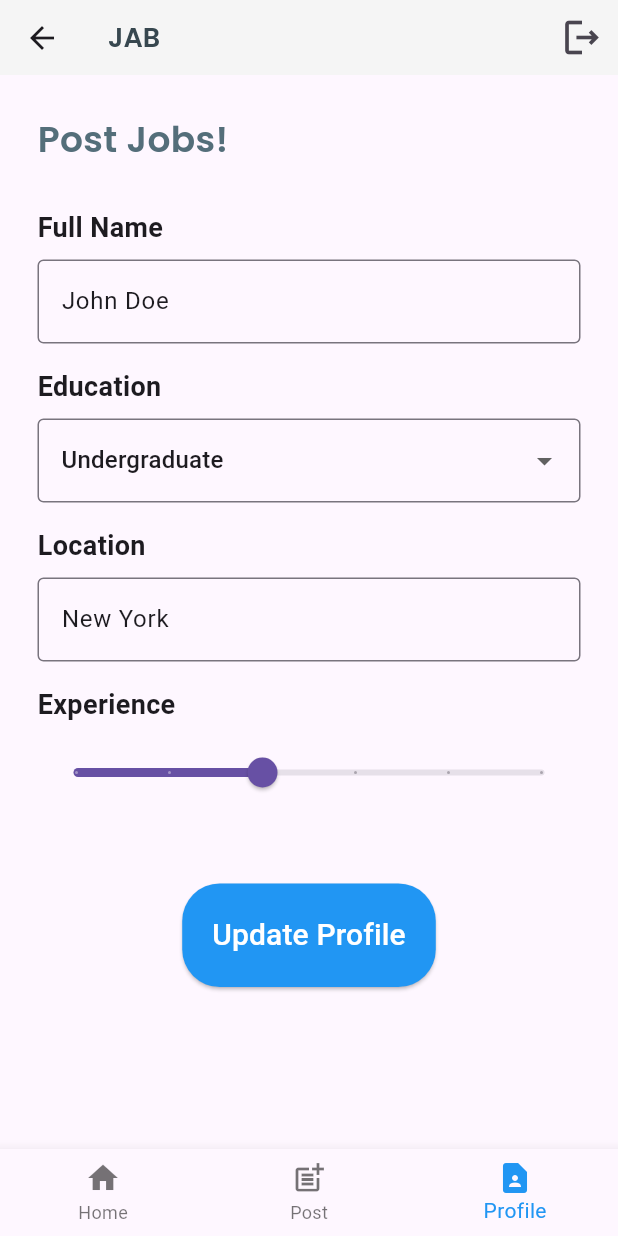
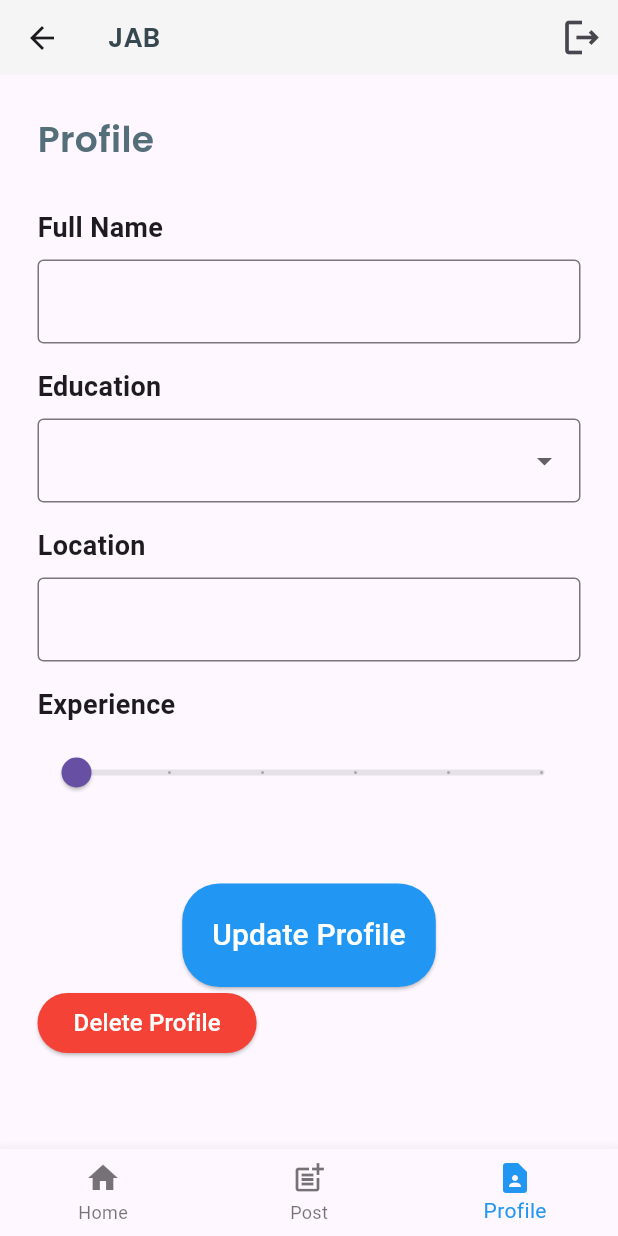
Before and after one commit to ChernetAsmamaw/Job_app_mod, a Flutter app: the PostPage screen opened directly, item 3 of the bottom bar chosen, after a tap on "Update Profile", on a phone screen of 412 x 824 dp. Run offline on Flutter 3.47's test engine with Material 3 defaults, Android fonts, the phone set to English and light mode, and no system bars; our stand-ins replace cloud_firestore, firebase_auth, firebase_core, google_sign_in; accounts and stored records are empty.

Commit message:
Add more crud implementation

```diff
--- /dev/null
+++ b/lib/models/profile.dart
@@ -0,0 +1,34 @@
+class UserProfile {
+  String? id;
+  String fullName;
+  String education;
+  String location;
+  int experience;
+
+  UserProfile({
+    this.id,
+    required this.fullName,
+    required this.education,
+    required this.location,
+    required this.experience,
+  });
+
+  Map<String, dynamic> toJson() {
+    return {
+      'fullName': fullName,
+      'education': education,
+      'location': location,
+      'experience': experience,
+    };
+  }
+
+  factory UserProfile.fromJson(Map<String, dynamic> json) {
+    return UserProfile(
+      id: json['id'],
+      fullName: json['fullName'],
+      education: json['education'],
+      location: json['location'],
+      experience: json['experience'],
+    );
+  }
+}
--- a/lib/pages/post_page.dart
+++ b/lib/pages/post_page.dart
@@ -43,7 +43,7 @@ class _PostPageState extends State<PostPage> {
       imageUrl: _imageUrlController.text,
       id: '',
     );
-    await FirebaseFirestore.instance.collection('posts').add(post.toMap());
+    await FirebaseFirestore.instance.collection('jobs').add(post.toMap());
     _formKey.currentState?.reset();
   }
 
--- a/lib/pages/profile_page.dart
+++ b/lib/pages/profile_page.dart
@@ -1,5 +1,8 @@
 import 'package:flutter/material.dart';
 import 'package:firebase_auth/firebase_auth.dart';
+import 'package:cloud_firestore/cloud_firestore.dart';
+import 'package:job_application_portal/models/profile.dart';
+import 'package:job_application_portal/services/user_profile_service.dart';
 
 import 'post_page.dart';
 import 'home_page.dart';
@@ -10,16 +13,81 @@ class ProfilePage extends StatefulWidget {
 }
 
 class _ProfilePageState extends State<ProfilePage> {
-  String _fullName = 'John Doe';
-  String _education = 'Undergraduate';
-  String _location = 'New York';
-  int _experience = 2;
+  UserProfile? _userProfile;
+  final UserProfileService _userProfileService = UserProfileService();
 
-  int _selectedIndex = 0;
-  void _onNavigationTapped(int index) {
-    setState(() {
-      _selectedIndex = index;
-    });
+  String _fullName = '';
+  String _education = '';
+  String _location = '';
+  int _experience = 0;
+
+  @override
+  void initState() {
+    super.initState();
+    _loadUserProfile();
+  }
+
+  Future<void> _loadUserProfile() async {
+    // Load user profile from Firestore or initialize a new one
+    final userId = FirebaseAuth.instance.currentUser?.uid;
+    if (userId != null) {
+      final snapshot =
+          await FirebaseFirestore.instance.collection('profiles').doc(userId).get();
+      if (snapshot.exists) {
+        final data = snapshot.data() as Map<String, dynamic>;
+        _userProfile = UserProfile.fromJson(data);
+        setState(() {
+          _fullName = _userProfile!.fullName;
+          _education = _userProfile!.education;
+          _location = _userProfile!.location;
+          _experience = _userProfile!.experience;
+        });
+      } else {
+        setState(() {
+          _fullName = '';
+          _education = 'Undergraduate';
+          _location = '';
+          _experience = 0;
+        });
+      }
+    }
+  }
+
+  Future<void> _updateProfile() async {
+    final userId = FirebaseAuth.instance.currentUser?.uid;
+    if (userId != null) {
+      if (_userProfile != null) {
+        // Update existing profile
+        _userProfile!.fullName = _fullName;
+        _userProfile!.education = _education;
+        _userProfile!.location = _location;
+        _userProfile!.experience = _experience;
+        await _userProfileService.updateUserProfile(_userProfile!);
+      } else {
+        // Create new profile
+        final userProfile = UserProfile(
+          fullName: _fullName,
+          education: _education,
+          location: _location,
+          experience: _experience,
+        );
+        await _userProfileService.createUserProfile(userProfile, userId);
+      }
+    }
+  }
+
+  Future<void> _deleteProfile() async {
+    final userId = FirebaseAuth.instance.currentUser?.uid;
+    if (userId != null && _userProfile != null) {
+      await _userProfileService.deleteUserProfile(_userProfile!.id!);
+      setState(() {
+        _userProfile = null;
+        _fullName = '';
+        _education = 'Undergraduate';
+        _location = '';
+        _experience = 0;
+      });
+    }
   }
 
   @override
@@ -39,7 +107,9 @@ class _ProfilePageState extends State<ProfilePage> {
         ),
         actions: [
           IconButton(
-            onPressed: () {},
+            onPressed: () {
+              FirebaseAuth.instance.signOut();
+            },
             icon: Icon(
               Icons.logout_outlined,
               size: 30,
@@ -53,7 +123,7 @@ class _ProfilePageState extends State<ProfilePage> {
           crossAxisAlignment: CrossAxisAlignment.start,
           children: [
             Text(
-              'Post Jobs!',
+              'Profile',
               style: TextStyle(
                   color: Colors.blueGrey[600],
                   fontFamily: 'Poppins',
@@ -76,7 +146,7 @@ class _ProfilePageState extends State<ProfilePage> {
               ),
               onChanged: (value) {
                 setState(() {
-                  _location = value;
+                  _fullName = value;
                 });
               },
             ),
@@ -158,7 +228,7 @@ class _ProfilePageState extends State<ProfilePage> {
             SizedBox(height: 50),
             Center(
               child: ElevatedButton(
-                onPressed: () {/*_updateProfile,*/},
+                onPressed: _updateProfile,
                 style: ElevatedButton.styleFrom(
                   padding: EdgeInsets.all(20),
                   backgroundColor: Colors.blue,
@@ -169,6 +239,16 @@ class _ProfilePageState extends State<ProfilePage> {
                   'Update Profile',
                   style: TextStyle(fontSize: 20, color: Colors.white),
                 ),
+              ),
+            ),
+            ElevatedButton(
+              onPressed: _deleteProfile,
+              style: ElevatedButton.styleFrom(
+                backgroundColor: Colors.red,
+              ),
+              child: Text(
+                'Delete Profile',
+                style: TextStyle(fontSize: 16, color: Colors.white),
               ),
             ),
           ],
--- /dev/null
+++ b/lib/services/user_profile_service.dart
@@ -0,0 +1,30 @@
+// user_profile_service.dart
+import 'package:cloud_firestore/cloud_firestore.dart';
+import 'package:job_application_portal/models/profile.dart';
+
+class UserProfileService {
+  final FirebaseFirestore _firestore = FirebaseFirestore.instance;
+
+  // Create
+  Future<void> createUserProfile(UserProfile profile, String userId) async {
+    await _firestore.collection('profiles').add(profile.toJson());
+  }
+
+  // Read
+  Stream<QuerySnapshot> getUserProfiles() {
+    return _firestore.collection('profiles').snapshots();
+  }
+
+  // Update
+  Future<void> updateUserProfile(UserProfile profile) async {
+    await _firestore
+        .collection('profiles')
+        .doc(profile.id)
+        .update(profile.toJson());
+  }
+
+  // Delete
+  Future<void> deleteUserProfile(String id) async {
+    await _firestore.collection('profiles').doc(id).delete();
+  }
+}
```
Also changed, not shown: lib/pages/home_page.dart (+23 -24 lines).
